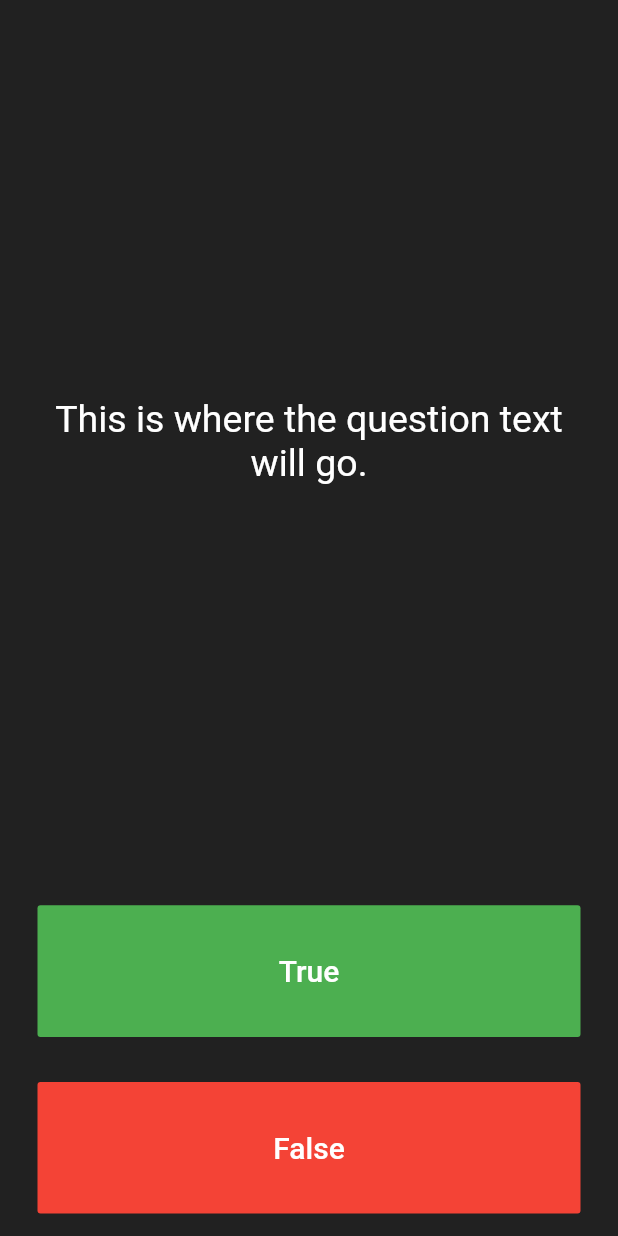
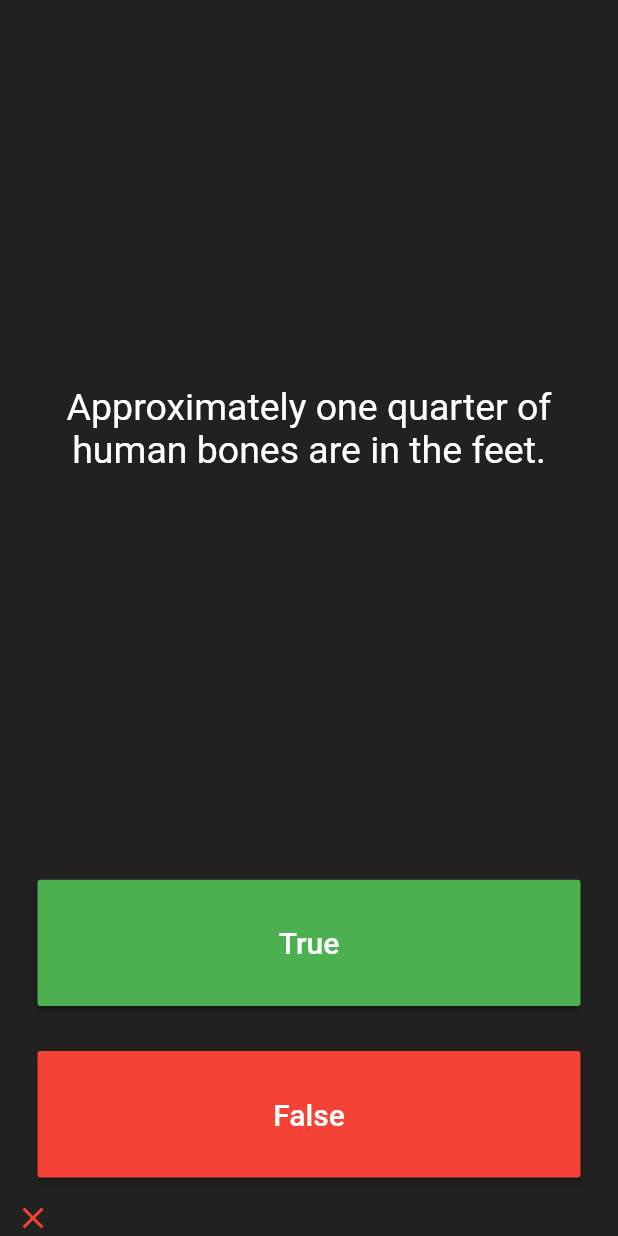
Before and after one commit to Junaed29/simple_quiz_app_flutter, a Flutter app: the screen it shows after launch, after a tap on "True", on a phone screen of 412 x 824 dp. Run offline on Flutter 3.47's test engine with Material 2 defaults, Android fonts, the phone set to English and light mode, and no system bars.

Commit message:
Question and Answer added

```diff
--- a/lib/main.dart
+++ b/lib/main.dart
@@ -27,6 +27,38 @@ class QuizPage extends StatefulWidget {
 }
 
 class _QuizPageState extends State<QuizPage> {
+  List<Widget> scoreKeeperList = [];
+  List<String> questionList = [
+    'You can lead a cow down stairs but not up stairs.',
+    'Approximately one quarter of human bones are in the feet.',
+    'A slug\'s blood is green.'
+  ];
+
+  List<bool> questionAnswer = [false, true, true];
+
+  int currentQuestion = 0;
+
+  void checkAnswerAndChangeQuestion(bool givenAnswer) {
+    setState(() {
+      if (questionAnswer[currentQuestion] == givenAnswer) {
+        scoreKeeperList.add(const Icon(
+          Icons.check,
+          color: Colors.green,
+        ));
+      } else {
+        scoreKeeperList.add(const Icon(
+          Icons.close,
+          color: Colors.red,
+        ));
+      }
+      if (currentQuestion == 2) {
+        currentQuestion = 0;
+      } else {
+        currentQuestion++;
+      }
+    });
+  }
+
   @override
   Widget build(BuildContext context) {
     return Column(
@@ -36,12 +68,12 @@ class _QuizPageState extends State<QuizPage> {
         Expanded(
           flex: 5,
           child: Padding(
-            padding: EdgeInsets.all(10.0),
+            padding: const EdgeInsets.all(10.0),
             child: Center(
               child: Text(
-                'This is where the question text will go.',
+                questionList[currentQuestion],
                 textAlign: TextAlign.center,
-                style: TextStyle(
+                style: const TextStyle(
                   fontSize: 25.0,
                   color: Colors.white,
                 ),
@@ -51,11 +83,11 @@ class _QuizPageState extends State<QuizPage> {
         ),
         Expanded(
           child: Padding(
-            padding: EdgeInsets.all(15.0),
-            child: FlatButton(
+            padding: const EdgeInsets.all(15.0),
+            child: MaterialButton(
               textColor: Colors.white,
               color: Colors.green,
-              child: Text(
+              child: const Text(
                 'True',
                 style: TextStyle(
                   color: Colors.white,
@@ -63,17 +95,17 @@ class _QuizPageState extends State<QuizPage> {
                 ),
               ),
               onPressed: () {
-                //The user picked true.
+                checkAnswerAndChangeQuestion(true);
               },
             ),
           ),
         ),
         Expanded(
           child: Padding(
-            padding: EdgeInsets.all(15.0),
-            child: FlatButton(
+            padding: const EdgeInsets.all(15.0),
+            child: MaterialButton(
               color: Colors.red,
-              child: Text(
+              child: const Text(
                 'False',
                 style: TextStyle(
                   fontSize: 20.0,
@@ -81,12 +113,12 @@ class _QuizPageState extends State<QuizPage> {
                 ),
               ),
               onPressed: () {
-                //The user picked false.
+                checkAnswerAndChangeQuestion(false);
               },
             ),
           ),
         ),
-        //TODO: Add a Row here as your score keeper
+        Row(children: scoreKeeperList)
       ],
     );
   }
```
